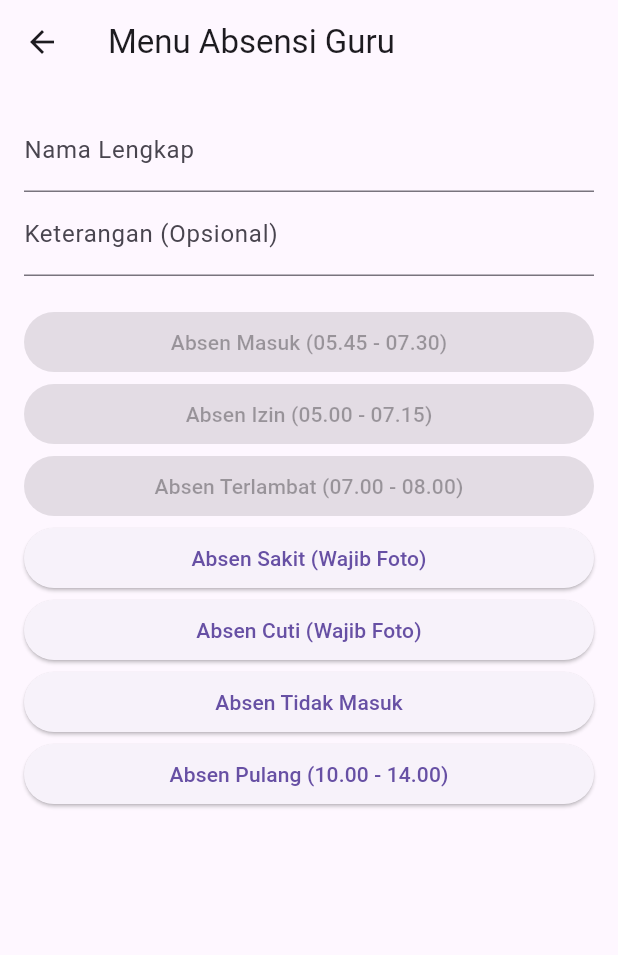
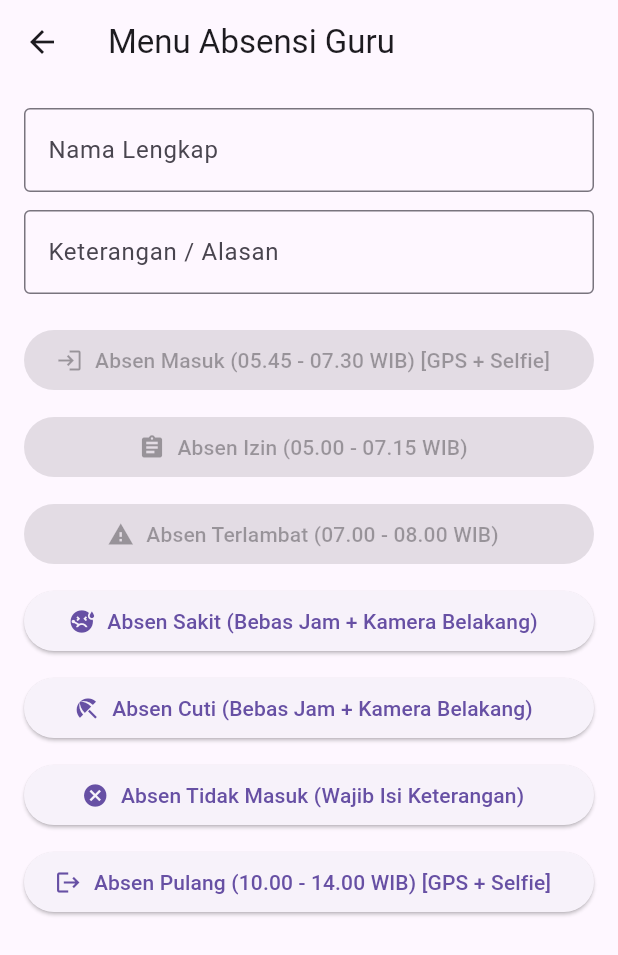
Before and after one commit to sdzahag4-droid/sd-zaha-id, a Flutter app: the screen it shows after launch, after a tap on "Absensi Guru", on a phone screen of 412 x 824 dp. Shown: the top 955 px of the screen. Run offline on Flutter 3.47's test engine with Material 3 defaults, Android fonts, the phone set to English and light mode, and no system bars; our stand-ins replace geolocator, image_picker; network calls fail.

Commit message:
feat: update kode main.dart untuk rekap absen dan fitur sekolah

```diff
--- a/lib/main.dart
+++ b/lib/main.dart
@@ -5,7 +5,8 @@ import 'package:geolocator/geolocator.dart';
 import 'package:image_picker/image_picker.dart';
 import 'package:url_launcher/url_launcher.dart';
 
-const String scriptUrl = "URL_WEB_APP_GOOGLE_SCRIPT_ANDA";
+// Ganti dengan URL Web App Google Apps Script Anda
+const String scriptUrl = "https://script.google.com/macros/s/AKfycbzmwc8kVmf17HjXVn7MFf-85ZxPfZG8x0oc4aI2j64Ym6sphMp2vhnRfrIyoTHokYD5gg/exec";
 
 void main() {
   runApp(const MyApp());
@@ -18,7 +19,10 @@ class MyApp extends StatelessWidget {
   Widget build(BuildContext context) {
     return MaterialApp(
       title: 'SD ZAHA.ID',
-      theme: ThemeData(primarySwatch: Colors.green),
+      theme: ThemeData(
+        primarySwatch: Colors.green,
+        useMaterial3: true,
+      ),
       home: const HomeScreen(),
       debugShowCheckedModeBanner: false,
     );
@@ -31,7 +35,10 @@ class HomeScreen extends StatelessWidget {
   @override
   Widget build(BuildContext context) {
     return Scaffold(
-      appBar: AppBar(title: const Text('SD ZAHA.ID - Portal Sekolah')),
+      appBar: AppBar(
+        title: const Text('SD ZAHA.ID - Portal Sekolah', style: TextStyle(color: Colors.white)),
+        backgroundColor: Colors.green[700],
+      ),
       body: GridView.count(
         crossAxisCount: 2,
         padding: const EdgeInsets.all(16.0),
@@ -39,10 +46,11 @@ class HomeScreen extends StatelessWidget {
         mainAxisSpacing: 16.0,
         children: [
           MenuCard(title: 'Absensi Guru', icon: Icons.how_to_reg, color: Colors.blue, onTap: () => Navigator.push(context, MaterialPageRoute(builder: (_) => const AbsenScreen()))),
+          MenuCard(title: 'Rekap Absen', icon: Icons.assessment, color: Colors.brown, onTap: () => Navigator.push(context, MaterialPageRoute(builder: (_) => const DataViewScreen(sheetName: 'RekapAbsen', title: 'Rekap Absen')))),
           MenuCard(title: 'Jadwal Sekolah', icon: Icons.schedule, color: Colors.orange, onTap: () => Navigator.push(context, MaterialPageRoute(builder: (_) => const DataViewScreen(sheetName: 'Jadwal', title: 'Jadwal Sekolah')))),
           MenuCard(title: 'Sarana Prasarana', icon: Icons.inventory, color: Colors.purple, onTap: () => Navigator.push(context, MaterialPageRoute(builder: (_) => const DataViewScreen(sheetName: 'Sarana', title: 'Sarana Sekolah')))),
-          MenuCard(title: 'Agenda', icon: Icons.event, color: Colors.red, onTap: () => Navigator.push(context, MaterialPageRoute(builder: (_) => const DataViewScreen(sheetName: 'Agenda', title: 'Agenda Sekolah')))),
-          MenuCard(title: 'Profil Guru', icon: Icons.people, color: Colors.teal, onTap: () => Navigator.push(context, MaterialPageRoute(builder: (_) => const DataViewScreen(sheetName: 'GuruKaryawan', title: 'Profil Guru & Karyawan')))),
+          MenuCard(title: 'Agenda Sekolah', icon: Icons.event, color: Colors.red, onTap: () => Navigator.push(context, MaterialPageRoute(builder: (_) => const DataViewScreen(sheetName: 'Agenda', title: 'Agenda Sekolah')))),
+          MenuCard(title: 'Profil Guru & Karyawan', icon: Icons.people, color: Colors.teal, onTap: () => Navigator.push(context, MaterialPageRoute(builder: (_) => const DataViewScreen(sheetName: 'GuruKaryawan', title: 'Profil Guru & Karyawan')))),
           MenuCard(title: 'Chat Admin', icon: Icons.chat, color: Colors.green, onTap: () => Navigator.push(context, MaterialPageRoute(builder: (_) => const ChatAdminScreen()))),
           MenuCard(title: 'Sosial Media', icon: Icons.share, color: Colors.indigo, onTap: () => Navigator.push(context, MaterialPageRoute(builder: (_) => const SosmedScreen()))),
           MenuCard(title: 'Informasi Penting', icon: Icons.info, color: Colors.amber, onTap: () => Navigator.push(context, MaterialPageRoute(builder: (_) => const DataViewScreen(sheetName: 'Informasi', title: 'Informasi Penting')))),
@@ -64,16 +72,16 @@ class MenuCard extends StatelessWidget {
   Widget build(BuildContext context) {
     return Card(
       elevation: 4,
-      shape: RoundedRectangleBorder(borderRadius: BorderRadius.circular(12)),
+      shape: RoundedRectangleBorder(borderRadius: BorderRadius.circular(16)),
       child: InkWell(
         onTap: onTap,
-        borderRadius: BorderRadius.circular(12),
+        borderRadius: BorderRadius.circular(16),
         child: Column(
           mainAxisAlignment: MainAxisAlignment.center,
           children: [
             Icon(icon, size: 48, color: color),
-            const SizedBox(height: 10),
-            Text(title, textAlign: TextAlign.center, style: const TextStyle(fontWeight: FontWeight.bold)),
+            const SizedBox(height: 12),
+            Text(title, textAlign: TextAlign.center, style: const TextStyle(fontWeight: FontWeight.bold, fontSize: 14)),
           ],
         ),
       ),
@@ -91,15 +99,26 @@ class AbsenScreen extends StatefulWidget {
 class _AbsenScreenState extends State<AbsenScreen> {
   final TextEditingController nameController = TextEditingController();
   final TextEditingController ketController = TextEditingController();
+  bool isLoading = false;
 
-  void submitAbsen(String status, {bool needGps = false, bool needCamera = false}) async {
+  void submitAbsen(String status, {bool needGps = false, bool needCamera = false, bool useBackCamera = false}) async {
     if (nameController.text.isEmpty) {
-      ScaffoldMessenger.of(context).showSnackBar(const SnackBar(content: Text('Nama wajib diisi!')));
+      ScaffoldMessenger.of(context).showSnackBar(const SnackBar(content: Text('Nama Lengkap wajib diisi!')));
       return;
     }
 
+    setState(() => isLoading = true);
+
+    try {
       String gpsData = "-";
       if (needGps) {
+        bool serviceEnabled = await Geolocator.isLocationServiceEnabled();
+        if (!serviceEnabled) throw 'GPS tidak aktif. Mohon aktifkan GPS.';
+        LocationPermission permission = await Geolocator.checkPermission();
+        if (permission == LocationPermission.denied) {
+          permission = await Geolocator.requestPermission();
+          if (permission == LocationPermission.denied) throw 'Izin GPS ditolak.';
+        }
         Position position = await Geolocator.getCurrentPosition(desiredAccuracy: LocationAccuracy.high);
         gpsData = "${position.latitude}, ${position.longitude}";
       }
@@ -107,10 +126,11 @@ class _AbsenScreenState extends State<AbsenScreen> {
       String fotoData = "-";
       if (needCamera) {
         final ImagePicker picker = ImagePicker();
-      final XFile? image = await picker.pickImage(source: ImageSource.camera);
-      if (image != null) {
-        fotoData = image.path;
-      }
+        final XFile? image = await picker.pickImage(
+          source: ImageSource.camera,
+          preferredCameraDevice: useBackCamera ? CameraDevice.rear : CameraDevice.front,
+        );
+        if (image != null) fotoData = image.path;
       }
 
       var body = {
@@ -125,8 +145,15 @@ class _AbsenScreenState extends State<AbsenScreen> {
 
       var response = await http.post(Uri.parse(scriptUrl), body: jsonEncode(body));
       if (response.statusCode == 200) {
-      ScaffoldMessenger.of(context).showSnackBar(const SnackBar(content: Text('Absen Berhasil Terkirim!')));
+        ScaffoldMessenger.of(context).showSnackBar(const SnackBar(content: Text('Absen Berhasil Terkirim & Notifikasi Telegram Terkirim!')));
         Navigator.pop(context);
+      } else {
+        throw 'Gagal terhubung ke Google Sheets';
+      }
+    } catch (e) {
+      ScaffoldMessenger.of(context).showSnackBar(SnackBar(content: Text('Error: $e')));
+    } finally {
+      setState(() => isLoading = false);
     }
   }
 
@@ -137,48 +164,64 @@ class _AbsenScreenState extends State<AbsenScreen> {
 
     return Scaffold(
       appBar: AppBar(title: const Text('Menu Absensi Guru')),
-      body: Padding(
+      body: isLoading
+          ? const Center(child: CircularProgressIndicator())
+          : Padding(
               padding: const EdgeInsets.all(16.0),
               child: ListView(
                 children: [
-            TextField(controller: nameController, decoration: const InputDecoration(labelText: 'Nama Lengkap')),
-            TextField(controller: ketController, decoration: const InputDecoration(labelText: 'Keterangan (Opsional)')),
+                  TextField(controller: nameController, decoration: const InputDecoration(labelText: 'Nama Lengkap', border: OutlineInputBorder())),
+                  const SizedBox(height: 12),
+                  TextField(controller: ketController, decoration: const InputDecoration(labelText: 'Keterangan / Alasan', border: OutlineInputBorder())),
                   const SizedBox(height: 20),
-            ElevatedButton(
-              onPressed: (currentTimeMinutes >= 345 && currentTimeMinutes <= 450) // 05.45 - 07.30
-                  ? () => submitAbsen('Absen Masuk', needGps: true, needCamera: true)
+                  ElevatedButton.icon(
+                    onPressed: (currentTimeMinutes >= 345 && currentTimeMinutes <= 450)
+                        ? () => submitAbsen('Absen Masuk', needGps: true, needCamera: true, useBackCamera: false)
                         : null,
-              child: const Text('Absen Masuk (05.45 - 07.30)'),
+                    icon: const Icon(Icons.login),
+                    label: const Text('Absen Masuk (05.45 - 07.30 WIB) [GPS + Selfie]'),
                   ),
-            ElevatedButton(
-              onPressed: (currentTimeMinutes >= 300 && currentTimeMinutes <= 435) // 05.00 - 07.15
+                  const SizedBox(height: 10),
+                  ElevatedButton.icon(
+                    onPressed: (currentTimeMinutes >= 300 && currentTimeMinutes <= 435)
                         ? () => submitAbsen('Absen Izin')
                         : null,
-              child: const Text('Absen Izin (05.00 - 07.15)'),
+                    icon: const Icon(Icons.assignment),
+                    label: const Text('Absen Izin (05.00 - 07.15 WIB)'),
                   ),
-            ElevatedButton(
-              onPressed: (currentTimeMinutes >= 420 && currentTimeMinutes <= 480) // 07.00 - 08.00
+                  const SizedBox(height: 10),
+                  ElevatedButton.icon(
+                    onPressed: (currentTimeMinutes >= 420 && currentTimeMinutes <= 480)
                         ? () => submitAbsen('Absen Terlambat')
                         : null,
-              child: const Text('Absen Terlambat (07.00 - 08.00)'),
+                    icon: const Icon(Icons.warning),
+                    label: const Text('Absen Terlambat (07.00 - 08.00 WIB)'),
                   ),
-            ElevatedButton(
-              onPressed: () => submitAbsen('Absen Sakit', needCamera: true),
-              child: const Text('Absen Sakit (Wajib Foto)'),
+                  const SizedBox(height: 10),
+                  ElevatedButton.icon(
+                    onPressed: () => submitAbsen('Absen Sakit', needCamera: true, useBackCamera: true),
+                    icon: const Icon(Icons.sick),
+                    label: const Text('Absen Sakit (Bebas Jam + Kamera Belakang)'),
                   ),
-            ElevatedButton(
-              onPressed: () => submitAbsen('Absen Cuti', needCamera: true),
-              child: const Text('Absen Cuti (Wajib Foto)'),
+                  const SizedBox(height: 10),
+                  ElevatedButton.icon(
+                    onPressed: () => submitAbsen('Absen Cuti', needCamera: true, useBackCamera: true),
+                    icon: const Icon(Icons.beach_access),
+                    label: const Text('Absen Cuti (Bebas Jam + Kamera Belakang)'),
                   ),
-            ElevatedButton(
+                  const SizedBox(height: 10),
+                  ElevatedButton.icon(
                     onPressed: () => submitAbsen('Absen Tidak Masuk'),
-              child: const Text('Absen Tidak Masuk'),
+                    icon: const Icon(Icons.cancel),
+                    label: const Text('Absen Tidak Masuk (Wajib Isi Keterangan)'),
                   ),
-            ElevatedButton(
-              onPressed: (currentTimeMinutes >= 600 && currentTimeMinutes <= 840) // 10.00 - 14.00
-                  ? () => submitAbsen('Absen Pulang', needGps: true, needCamera: true)
+                  const SizedBox(height: 10),
+                  ElevatedButton.icon(
+                    onPressed: (currentTimeMinutes >= 600 && currentTimeMinutes <= 840)
+                        ? () => submitAbsen('Absen Pulang', needGps: true, needCamera: true, useBackCamera: false)
                         : null,
-              child: const Text('Absen Pulang (10.00 - 14.00)'),
+                    icon: const Icon(Icons.logout),
+                    label: const Text('Absen Pulang (10.00 - 14.00 WIB) [GPS + Selfie]'),
                   ),
                 ],
               ),
@@ -207,12 +250,16 @@ class _DataViewScreenState extends State<DataViewScreen> {
   }
 
   void fetchData() async {
+    try {
       final response = await http.get(Uri.parse("$scriptUrl?action=getData&sheet=${widget.sheetName}"));
       if (response.statusCode == 200) {
         setState(() {
           dataList = jsonDecode(response.body);
           isLoading = false;
         });
+      }
+    } catch (e) {
+      setState(() => isLoading = false);
     }
   }
 
@@ -222,12 +269,14 @@ class _DataViewScreenState extends State<DataViewScreen> {
       appBar: AppBar(title: Text(widget.title)),
       body: isLoading
           ? const Center(child: CircularProgressIndicator())
+          : dataList.isEmpty
+              ? const Center(child: Text('Belum ada data di Google Sheets.'))
               : ListView.builder(
                   itemCount: dataList.length,
                   itemBuilder: (context, index) {
                     var item = dataList[index];
                     return Card(
-                  margin: const EdgeInsets.symmetric(horizontal: 10, vertical: 5),
+                      margin: const EdgeInsets.symmetric(horizontal: 12, vertical: 6),
                       child: ListTile(
                         title: Text(item.values.first.toString(), style: const TextStyle(fontWeight: FontWeight.bold)),
                         subtitle: Text(item.toString()),
@@ -249,15 +298,16 @@ class ChatAdminScreen extends StatelessWidget {
       body: ListView(
         children: [
           ListTile(
-            leading: const Icon(Icons.chat, color: Colors.green),
-            title: const Text('WhatsApp Admin SD ZAHA'),
-            subtitle: const Text('Klik untuk langsung chat via WA'),
+            leading: const Icon(Icons.chat, color: Colors.green, size: 36),
+            title: const Text('WhatsApp Admin SD ZAHA.ID'),
+            subtitle: const Text('Ketuk untuk diarahkan ke WhatsApp Admin'),
             onTap: () => launchUrl(Uri.parse("https://wa.me/6281234567890"), mode: LaunchMode.externalApplication),
           ),
+          const Divider(),
           ListTile(
-            leading: const Icon(Icons.telegram, color: Colors.blue),
-            title: const Text('Telegram Admin SD ZAHA'),
-            subtitle: const Text('Klik untuk langsung chat via Telegram'),
+            leading: const Icon(Icons.telegram, color: Colors.blue, size: 36),
+            title: const Text('Telegram Admin SD ZAHA.ID'),
+            subtitle: const Text('Ketuk untuk diarahkan ke Telegram Admin'),
             onTap: () => launchUrl(Uri.parse("https://t.me/username_admin"), mode: LaunchMode.externalApplication),
           ),
         ],
@@ -275,10 +325,31 @@ class SosmedScreen extends StatelessWidget {
       appBar: AppBar(title: const Text('Sosial Media Sekolah')),
       body: ListView(
         children: [
-          ListTile(title: const Text('Instagram Resmi'), onTap: () => launchUrl(Uri.parse("https://instagram.com"))),
-          ListTile(title: const Text('TikTok Resmi'), onTap: () => launchUrl(Uri.parse("https://tiktok.com"))),
-          ListTile(title: const Text('Channel YouTube'), onTap: () => launchUrl(Uri.parse("https://youtube.com"))),
-          ListTile(title: const Text('Channel WhatsApp'), onTap: () => launchUrl(Uri.parse("https://whatsapp.com"))),
+          ListTile(
+            leading: const Icon(Icons.camera_alt, color: Colors.purple),
+            title: const Text('Instagram Resmi SD ZAHA.ID'),
+            onTap: () => launchUrl(Uri.parse("https://instagram.com"), mode: LaunchMode.externalApplication),
+          ),
+          ListTile(
+            leading: const Icon(Icons.video_collection, color: Colors.black),
+            title: const Text('TikTok Resmi SD ZAHA.ID'),
+            onTap: () => launchUrl(Uri.parse("https://tiktok.com"), mode: LaunchMode.externalApplication),
+          ),
+          ListTile(
+            leading: const Icon(Icons.play_arrow, color: Colors.red),
+            title: const Text('Channel YouTube SD ZAHA.ID'),
+            onTap: () => launchUrl(Uri.parse("https://youtube.com"), mode: LaunchMode.externalApplication),
+          ),
+          ListTile(
+            leading: const Icon(Icons.message, color: Colors.green),
+            title: const Text('Channel WhatsApp SD ZAHA.ID'),
+            onTap: () => launchUrl(Uri.parse("https://whatsapp.com"), mode: LaunchMode.externalApplication),
+          ),
+          ListTile(
+            leading: const Icon(Icons.send, color: Colors.blue),
+            title: const Text('Channel Telegram SD ZAHA.ID'),
+            onTap: () => launchUrl(Uri.parse("https://t.me/channel_sekolah"), mode: LaunchMode.externalApplication),
+          ),
         ],
       ),
     );
```
Also changed, not shown: pubspec.yaml (+9 -74 lines). Lines whose indentation alone changed are shown as unchanged.
